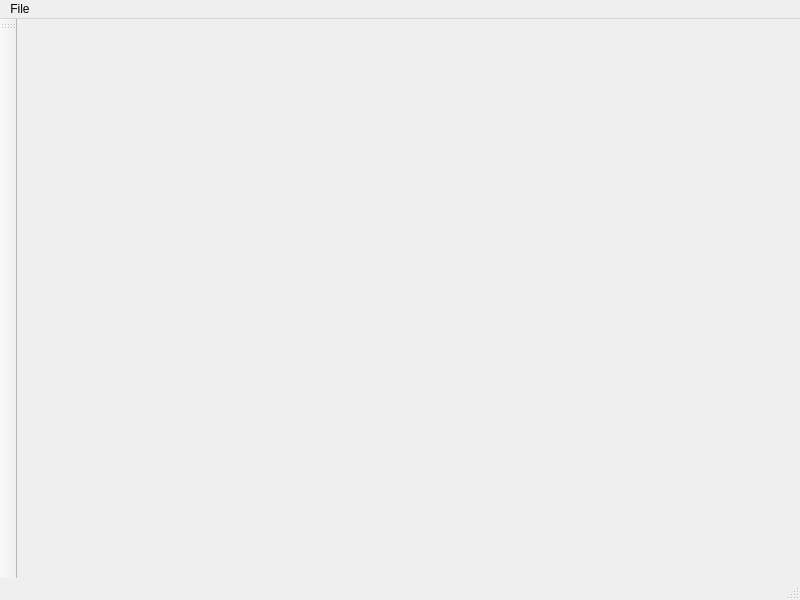
alexge50/gie, file gui/src/mainwindow.ui: the form before one commit.
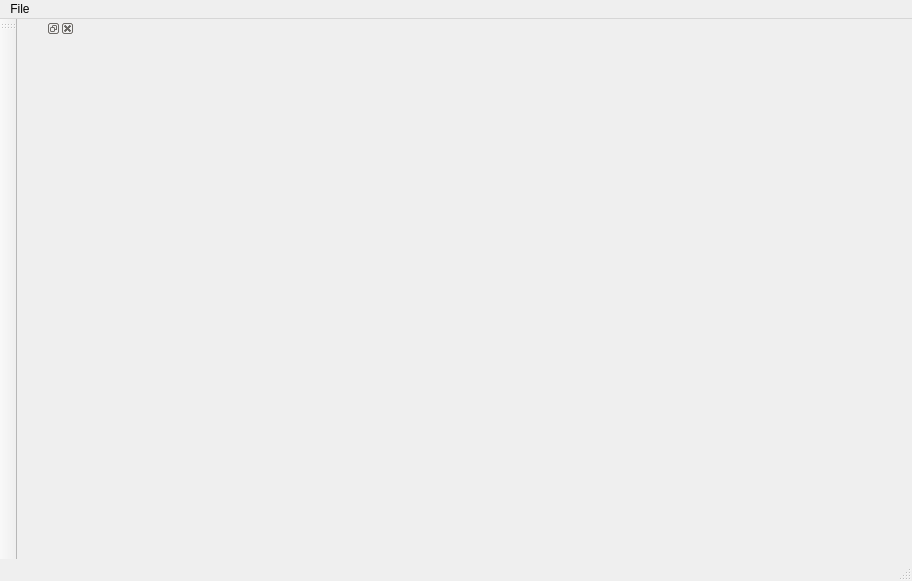
The form after the commit. Custom widgets are drawn as their Qt base class.

Commit message: symbolviewer dock window

```diff
--- a/gui/src/mainwindow.ui
+++ b/gui/src/mainwindow.ui
@@ -6,12 +6,12 @@
    <rect>
     <x>0</x>
     <y>0</y>
-    <width>800</width>
-    <height>600</height>
+    <width>912</width>
+    <height>581</height>
    </rect>
   </property>
   <property name="sizePolicy">
-   <sizepolicy hsizetype="Expanding" vsizetype="Expanding">
+   <sizepolicy hsizetype="MinimumExpanding" vsizetype="MinimumExpanding">
     <horstretch>0</horstretch>
     <verstretch>0</verstretch>
    </sizepolicy>
@@ -46,7 +46,7 @@
     <rect>
      <x>0</x>
      <y>0</y>
-     <width>800</width>
+     <width>912</width>
      <height>28</height>
     </rect>
    </property>
@@ -68,6 +68,25 @@
    </attribute>
   </widget>
   <widget class="QStatusBar" name="statusBar"/>
+  <widget class="QDockWidget" name="symbolViewerDock">
+   <property name="sizePolicy">
+    <sizepolicy hsizetype="Expanding" vsizetype="Expanding">
+     <horstretch>0</horstretch>
+     <verstretch>0</verstretch>
+    </sizepolicy>
+   </property>
+   <attribute name="dockWidgetArea">
+    <number>1</number>
+   </attribute>
+   <widget class="SymbolViewer" name="symbolViewer">
+    <property name="sizePolicy">
+     <sizepolicy hsizetype="Maximum" vsizetype="Maximum">
+      <horstretch>0</horstretch>
+      <verstretch>0</verstretch>
+     </sizepolicy>
+    </property>
+   </widget>
+  </widget>
   <action name="actionSave">
    <property name="text">
     <string>Save</string>
@@ -80,6 +99,14 @@
   </action>
  </widget>
  <layoutdefault spacing="6" margin="11"/>
+ <customwidgets>
+  <customwidget>
+   <class>SymbolViewer</class>
+   <extends>QWidget</extends>
+   <header>src/symbolviewer/symbolviewer.h</header>
+   <container>1</container>
+  </customwidget>
+ </customwidgets>
  <resources/>
  <connections/>
 </ui>
```
Left out of the diff: 6 changed lines with no effect on the pictures. The commit also changes 4 other files.
